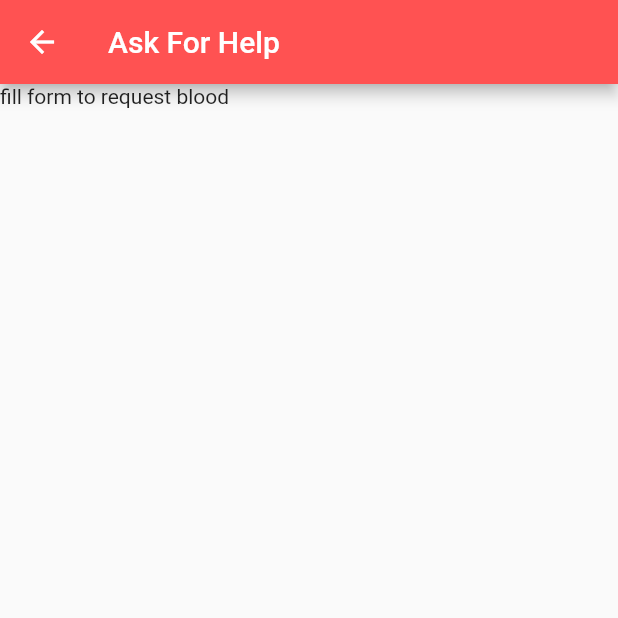
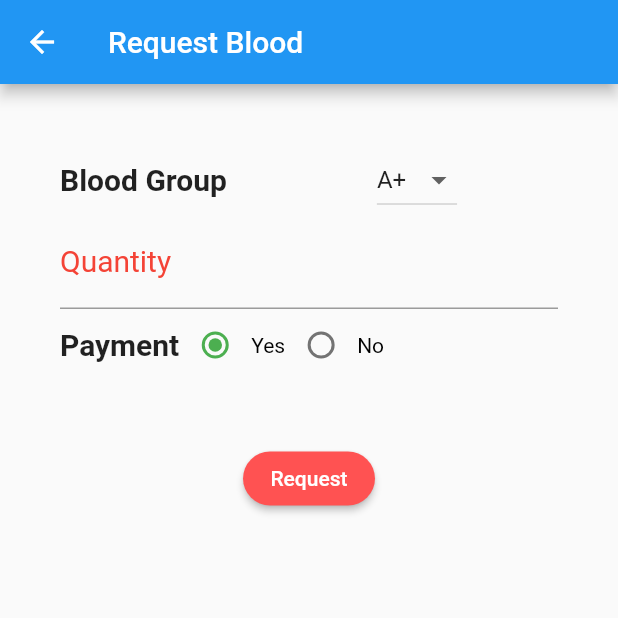
Before and after one commit to zayantharani/bloodbank, a Flutter app: the HomePage screen opened directly, in the side drawer, after a tap on "Request Blood", on a phone screen of 412 x 824 dp, the top half of it. Run offline on Flutter 3.47's test engine with Material 2 defaults, Android fonts, the phone set to English and light mode, and no system bars; our stand-ins replace firebase_auth, firebase_database; accounts and stored records are empty.

```diff
--- a/lib/rootpage.dart
+++ b/lib/rootpage.dart
@@ -46,7 +46,5 @@ class _RootPageState extends State<RootPage> {
       );
     else
       return new HomePage();
-
-
   }
 }
--- a/lib/ui/Bank.dart
+++ b/lib/ui/Bank.dart
@@ -132,7 +132,7 @@ class homeState extends State<HomePage> {
                   Navigator.push(
                       context,
                       MaterialPageRoute(
-                        builder: (context) => RequestBlood(),
+                        builder: (context) => RequiredBlood(),
                       ));
                   // Update the state of the app
                   // ...
--- a/lib/ui/Home.dart
+++ b/lib/ui/Home.dart
@@ -1,3 +1,4 @@
+import 'package:bloodbank/auth.dart';
 import 'package:flutter/material.dart';
 
 import './Bank.dart';
@@ -9,10 +10,14 @@ import './Settings.dart';
 
 class HomePage extends StatefulWidget {
 
+  final BaseAuth auth;
+  HomePage({this.auth});
+
   @override
   State<StatefulWidget> createState() {
     return new homeState();
   }
+
 }
 
 class homeState extends State<HomePage> {
@@ -81,7 +86,7 @@ class homeState extends State<HomePage> {
                   Navigator.push(
                       context,
                       MaterialPageRoute(
-                        builder: (context) => RequestBlood(),
+                        builder: (context) => RequiredBlood(),
                       ));
                   // Update the state of the app
                   // ...
--- a/lib/ui/RequestBlood.dart
+++ b/lib/ui/RequestBlood.dart
@@ -1,23 +1,184 @@
 import 'package:flutter/material.dart';
 
-class RequestBlood extends StatefulWidget {
+import 'TranscriptPage.dart';
+
+class RequiredBlood extends StatefulWidget {
   @override
-  State<StatefulWidget> createState() {
-    // TODO: implement createState
-    return RequestBloodState();
-  }
+  _RequiredBloodState createState() => _RequiredBloodState();
 }
 
-class RequestBloodState extends State<RequestBlood> {
+class _RequiredBloodState extends State<RequiredBlood> {
+
+  double result = 0.0;
+  String finalResult = "";
+  int radio = 0;
+  inputChange(String val){
+    setState((){
+      getWeight(radio);
+    });
+  }
+  void getWeight(val) {
+    setState(() {
+      radio = val;
+      switch (radio) {
+        case (0):
+          finalResult = "Yes";
+
+          break;
+        case (1):
+
+          finalResult = "No";
+
+          break;
+      }
+    });
+  }
+
+
+  int _PayValue = 0;
+  String _BloodGrp,_Qty,_Priority ;
+  bool _Pay ;
+  String _value = null;
+  List<String> _values = new List<String>();
+  final GlobalKey<FormState> _formkey = new GlobalKey<FormState>();
+  String _radioValue1;
+  String _handleValue;
+  @override
+  void initState() {
+    // TODO: implement initState
+    _values.addAll(["A+","A-","B+","B-","O+","O-","AB+","AB-",]);
+    _value = _values.elementAt(0);
+    super.initState();
+  }
+
+  void _onChanged(String value){
+    setState(() {
+      _value = value;
+    });
+  }
   @override
   Widget build(BuildContext context) {
-    // TODO: implement build
-    return Scaffold(
-      appBar: AppBar(
-        backgroundColor: Colors.redAccent,
-        title: Text("Ask For Help"),
+    return new Scaffold(
+      appBar: new AppBar(
+        title: new Text('Request Blood'),
       ),
-      body: new Text("fill form to request blood"),
+      body: new SingleChildScrollView(
+        child: new Form(
+            key: _formkey,
+            child: new Theme(
+                data: new ThemeData(
+                  //  brightness: Brightness.dark,
+                    primarySwatch: Colors.red,
+                    inputDecorationTheme: new InputDecorationTheme(
+                        labelStyle: new TextStyle(
+                            color: Colors.red,
+                            fontSize: 20.0
+                        )
+                    )
+                ) ,
+                child:
+                new Container(
+                  padding: const EdgeInsets.all(40.0),
+                  child: new Column(
+                    mainAxisAlignment: MainAxisAlignment.start,
+                    //    crossAxisAlignment: CrossAxisAlignment.center,
+                    children: <Widget>[
+                      new Row(
+                        children: <Widget>[
+                          new Text("Blood Group",style: TextStyle(fontSize: 20.0,fontWeight:  FontWeight.bold),),
+                          new Padding(
+                              padding: const EdgeInsets.only(right: 100.0)
+                          ),
+                          new DropdownButton(
+
+                              value: _value,
+                              items: _values.map((String value){
+                                return new DropdownMenuItem(
+                                    value: value,
+                                    child: new Text(value)
+                                );
+                              }).toList(),
+                              onChanged: (String value){
+                                _onChanged(value);
+                                _BloodGrp = value;
+                              }
+                          )
+                        ],
+                      ),
+                      new TextFormField(
+                        validator: (input){
+                          if(input.isEmpty){
+                            return 'Please Type Bottle Quantity';
+                          }
+                        },
+                        onSaved: (input)
+                        {
+                          _Qty = input;
+                        },
+
+                        decoration: new InputDecoration(
+                            labelText: "Quantity",
+                            fillColor: Colors.amberAccent
+                        ),
+                        keyboardType: TextInputType.number,
+                      ),
+
+                      new Row(
+
+                        children: <Widget>[
+                          new Text("Payment",style: TextStyle(fontSize: 20.0,fontWeight:  FontWeight.bold),),
+                          new Radio<int>(
+                              activeColor: Colors.green,
+                              value: 0,
+                              groupValue: radio,
+                              onChanged: getWeight),
+                          new Text(
+                            "Yes",
+                            style: new TextStyle(color: Colors.black),
+                          ),
+                          new Radio<int>(
+                              activeColor: Colors.red,
+                              value: 1,
+                              groupValue: radio,
+                              onChanged: getWeight),
+                          new Text(
+                            "No",
+                            style: new TextStyle(color: Colors.black),
+                          ),
+                        ],
+                      ),
+                      new Padding(padding: EdgeInsets.all(20.5)),
+
+                      new Center(
+                        child: Container(
+                          child: new RaisedButton(
+                            color: Colors.redAccent,
+                            child: new Text("Request",style: TextStyle(color: Colors.white),),
+                            onPressed: (){
+                              Navigator.push(context,MaterialPageRoute(builder: (context)=>MyHomePage(_Qty, _BloodGrp)));
+                            },
+                            shape: RoundedRectangleBorder(
+                                borderRadius: BorderRadius.circular(30.0)
+                            ),
+                          ),
+                        ),
+                      )
+
+//                    new Text(
+//                      finalResult,
+//                      style: new TextStyle(
+//                          color: Colors.red,
+//                          fontSize: 19.4,
+//                          fontWeight: FontWeight.w500),
+//                    )
+
+                    ],
+                  ),
+                ))),
+      ),
     );
   }
+
+
+
 }
```
Also changed, not shown: lib/signup_page.dart (+7 -1 lines), lib/ui/TranscriptPage.dart (added, +159 -0 lines), lib/crud.dart (added).
